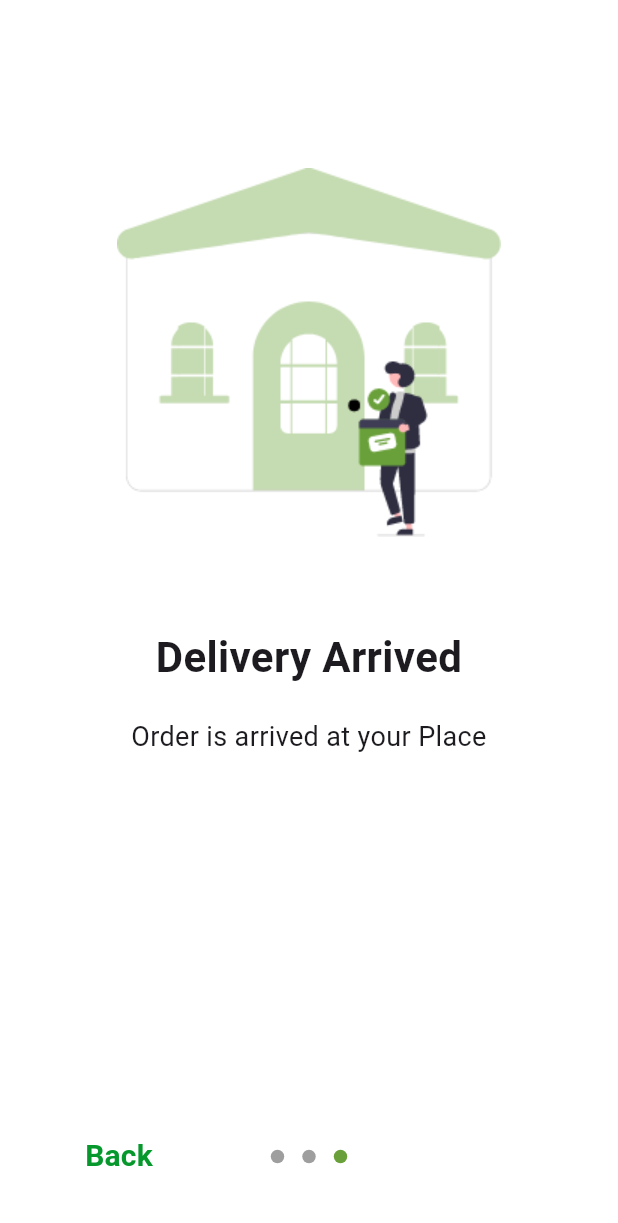
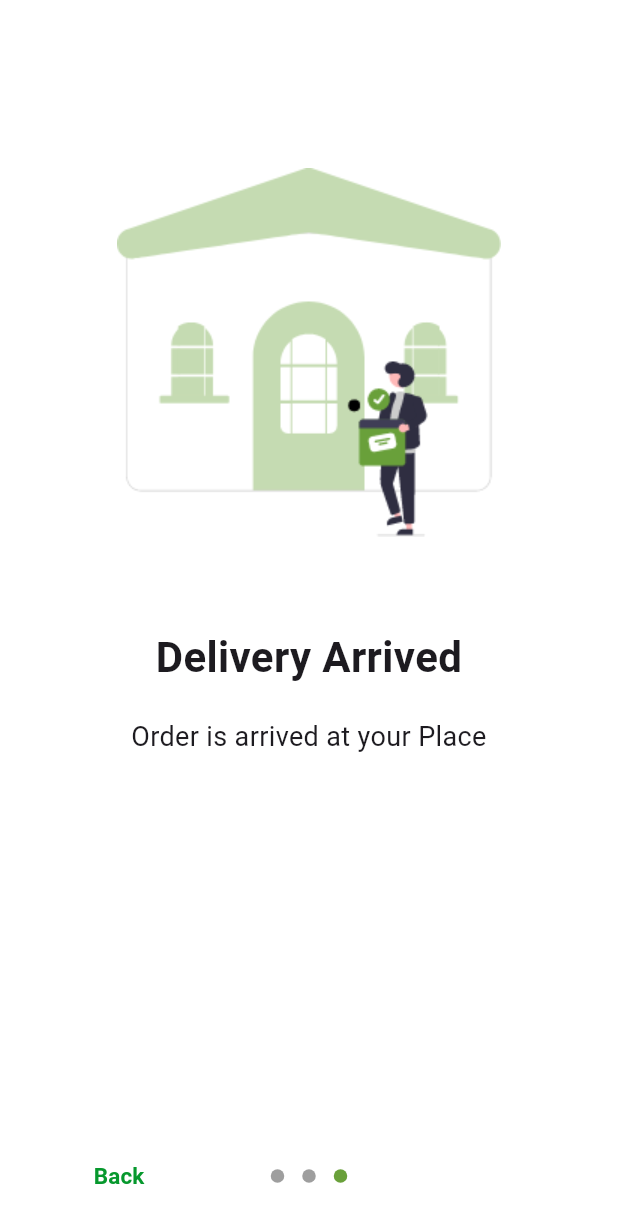
Before and after one commit to xuanlocgs2000/fruit_app_ui, a Flutter app: the screen it shows after launch, swiped to page 3, on a phone screen of 412 x 824 dp. Shown: the top 1223 px of the screen. Run offline on Flutter 3.47's test engine with Material 3 defaults, Android fonts, the phone set to English and light mode, and no system bars; drawn by our look-alikes of introduction_screen.

```diff
--- a/lib/screens/onboarding_screen.dart
+++ b/lib/screens/onboarding_screen.dart
@@ -7,7 +7,7 @@ class OnboardingScreen extends StatelessWidget {
 
   @override
   Widget build(BuildContext context) {
-    const pageDecoration = const PageDecoration(
+    const pageDecoration = PageDecoration(
       titleTextStyle: TextStyle(
         fontSize: 28,
         fontWeight: FontWeight.w700,
@@ -46,25 +46,25 @@ class OnboardingScreen extends StatelessWidget {
       showBackButton: true,
       back: const Text("Back",
           style: TextStyle(
-            fontSize: 20,
+            fontSize: 15,
             fontWeight: FontWeight.w700,
             color: Color.fromARGB(255, 6, 152, 45),
           )),
       skip: const Text("Skip",
           style: TextStyle(
-            fontSize: 20,
+            fontSize: 15,
             fontWeight: FontWeight.w700,
             color: Color.fromARGB(255, 6, 152, 45),
           )),
       next: const Text("Next",
           style: TextStyle(
-            fontSize: 20,
+            fontSize: 15,
             fontWeight: FontWeight.w700,
             color: Color.fromARGB(255, 6, 152, 45),
           )),
       done: const Text("Get Started",
           style: TextStyle(
-            fontSize: 20,
+            fontSize: 15,
             fontWeight: FontWeight.w700,
             color: Color.fromARGB(255, 6, 152, 45),
           )),
```
